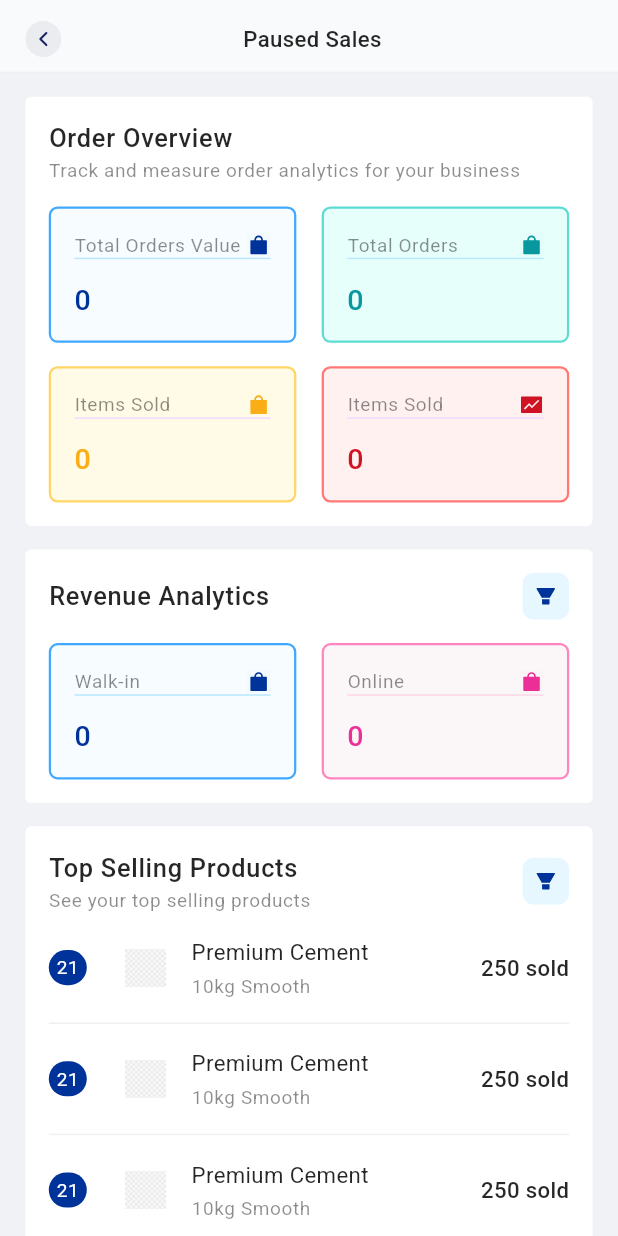
After one commit to sbscphp/builderskonect-pos-mobile, a Flutter app: the OrderAnalyticsScreen screen opened by its route, on a phone screen of 412 x 824 dp. The commit adds this screen. Run offline on Flutter 3.47's test engine with Material 3 defaults, Android fonts, the phone set to English and light mode, and no system bars; drawn by our look-alikes of cached_network_image, skeletonizer; our stand-ins replace another_flushbar, currency_text_input_formatter, dio, file_picker, flutter_dotenv, flutter_riverpod and 11 more; accounts and stored records are empty; network calls fail; statements that could not run were skipped.

Commit message:
feat(sales): add order analytics screen with stats and product listing
- Implement new order analytics screen with overview stats cards
- Add revenue analytics section with walk-in/online stats
- Include top selling products list with ranking
- Add new color scheme entries for analytics UI
- Update routes and exports for new screen

```diff
--- a/lib/core/routes/app_router.dart
+++ b/lib/core/routes/app_router.dart
@@ -264,6 +264,12 @@ class AppRouter {
           settings,
         );
 
+      case RoutePath.orderAnalyticsScreen:
+        return TransitionUtils.buildTransition(
+          const OrderAnalyticsScreen(),
+          settings,
+        );
+
       // Returns
       case RoutePath.returnRefundScreen:
         return TransitionUtils.buildTransition(
--- a/lib/core/routes/route_path.dart
+++ b/lib/core/routes/route_path.dart
@@ -50,6 +50,7 @@ class RoutePath {
   // sales
   static const newSalesScreen = '/newSalesScreen';
   static const pausedSalesScreen = '/pausedSalesScreen';
+  static const orderAnalyticsScreen = '/orderAnalyticsScreen';
 
   // Returns
   static const returnRefundScreen = '/returnRefundScreen';
--- a/lib/core/themes/app_colors.dart
+++ b/lib/core/themes/app_colors.dart
@@ -71,6 +71,13 @@ class AppColors {
   static const magenta2 = Color(0xFFFFD6E7);
   static const magentaF8 = Color(0xFFFBF6F8);
 
+  static const dust1 = Color(0xFFFFF1F0);
+  static const dust4 = Color(0xFFFF7875);
+
+  static const cyan1 = Color(0xFFE6FFFB);
+  static const cyan4 = Color(0xFF5CDBD3);
+  static const cyan7 = Color(0xFF08979C);
+
   static const green7 = Color(0xFF389E0D);
   static const green4 = Color(0xFF95DE64);
   static const greenED = Color(0xFFF6FFED);
--- a/lib/ui/components/pos/filter_header.dart
+++ b/lib/ui/components/pos/filter_header.dart
@@ -4,14 +4,14 @@ class FilterHeader extends StatelessWidget {
   const FilterHeader({
     super.key,
     required this.title,
-    required this.subTitle,
+    this.subTitle,
     this.svgIcon,
     this.trailingWidget,
     this.onFilter,
   });
 
   final String title;
-  final String subTitle;
+  final String? subTitle;
   final String? svgIcon;
   final Widget? trailingWidget;
   final Function()? onFilter;
@@ -27,12 +27,13 @@ class FilterHeader extends StatelessWidget {
             crossAxisAlignment: CrossAxisAlignment.start,
             children: [
               Text(title, style: textTheme.text16?.medium),
-              Text(
-                subTitle,
-                style: textTheme.text12?.copyWith(
-                  color: colorScheme.black45,
+              if (subTitle != null)
+                Text(
+                  subTitle!,
+                  style: textTheme.text12?.copyWith(
+                    color: colorScheme.black45,
+                  ),
                 ),
-              ),
             ],
           ),
         ),
--- /dev/null
+++ b/lib/ui/screens/sales/order_analytics_screen.dart
@@ -0,0 +1,259 @@
+import 'package:builders_konnect/core/core.dart';
+import 'package:builders_konnect/ui/components/components.dart';
+
+class OrderAnalyticsScreen extends ConsumerStatefulWidget {
+  const OrderAnalyticsScreen({super.key});
+
+  @override
+  ConsumerState<OrderAnalyticsScreen> createState() =>
+      _OrderAnalyticsScreenState();
+}
+
+class _OrderAnalyticsScreenState extends ConsumerState<OrderAnalyticsScreen> {
+  final searchC = TextEditingController();
+
+  @override
+  void dispose() {
+    searchC.dispose();
+    super.dispose();
+  }
+
+  @override
+  Widget build(BuildContext context) {
+    final textTheme = Theme.of(context).textTheme;
+    final colorScheme = Theme.of(context).colorScheme;
+    return Scaffold(
+      appBar: CustomAppbar(
+        title: "Paused Sales",
+      ),
+      body: ListView(
+        padding: EdgeInsets.only(
+          left: Sizer.width(16),
+          right: Sizer.width(16),
+          bottom: Sizer.height(50),
+        ),
+        children: [
+          YBox(16),
+          Container(
+            padding: EdgeInsets.all(Sizer.radius(16)),
+            decoration: BoxDecoration(
+              color: colorScheme.white,
+              borderRadius: BorderRadius.circular(Sizer.radius(4)),
+            ),
+            child: Column(
+              crossAxisAlignment: CrossAxisAlignment.start,
+              children: [
+                FilterHeader(
+                  title: "Order Overview",
+                  subTitle:
+                      "Track and measure order analytics for your business",
+                ),
+                YBox(16),
+                Column(
+                  children: [
+                    Row(
+                      children: [
+                        Expanded(
+                          child: StatCard(
+                            title: "Total Orders Value",
+                            value: "0",
+                            bgColor: AppColors.blueFF,
+                            borderColor: AppColors.blue5,
+                            amountColor: AppColors.primaryBlue,
+                            onTap: () {},
+                          ),
+                        ),
+                        XBox(16),
+                        Expanded(
+                          child: StatCard(
+                            title: "Total Orders",
+                            value: "0",
+                            bgColor: AppColors.cyan1,
+                            borderColor: AppColors.cyan4,
+                            amountColor: AppColors.cyan7,
+                            onTap: () {},
+                          ),
+                        ),
+                      ],
+                    ),
+                    YBox(16),
+                    Row(
+                      children: [
+                        Expanded(
+                          child: StatCard(
+                            title: "Items Sold",
+                            value: "0",
+                            borderButtomColor: AppColors.purple2,
+                            bgColor: AppColors.yellowE6,
+                            borderColor: AppColors.yellow4,
+                            amountColor: AppColors.yellow6,
+                            onTap: () {},
+                          ),
+                        ),
+                        XBox(16),
+                        Expanded(
+                          child: StatCard(
+                            title: "Items Sold",
+                            value: "0",
+                            bgColor: AppColors.dust1,
+                            borderColor: AppColors.dust4,
+                            borderButtomColor: AppColors.purple2,
+                            amountColor: AppColors.red22,
+                            iconPath: AppSvgs.chart,
+                            onTap: () {},
+                          ),
+                        ),
+                      ],
+                    ),
+                  ],
+                ),
+              ],
+            ),
+          ),
+          YBox(16),
+          Container(
+            padding: EdgeInsets.all(Sizer.radius(16)),
+            decoration: BoxDecoration(
+              color: colorScheme.white,
+              borderRadius: BorderRadius.circular(Sizer.radius(4)),
+            ),
+            child: Column(
+              crossAxisAlignment: CrossAxisAlignment.start,
+              children: [
+                FilterHeader(
+                  title: "Revenue Analytics",
+                  onFilter: () {},
+                ),
+                YBox(16),
+                Column(
+                  children: [
+                    Row(
+                      children: [
+                        Expanded(
+                          child: StatCard(
+                            title: "Walk-in",
+                            value: "0",
+                            bgColor: AppColors.blueFF,
+                            borderColor: AppColors.blue5,
+                            amountColor: AppColors.primaryBlue,
+                            onTap: () {},
+                          ),
+                        ),
+                        XBox(16),
+                        Expanded(
+                          child: StatCard(
+                            title: "Online",
+                            value: "0",
+                            bgColor: AppColors.magentaF8,
+                            borderColor: AppColors.magenta4,
+                            borderButtomColor: AppColors.magenta2,
+                            amountColor: AppColors.magenta6,
+                            onTap: () {},
+                          ),
+                        ),
+                      ],
+                    ),
+                  ],
+                ),
+              ],
+            ),
+          ),
+          YBox(16),
+          Container(
+            padding: EdgeInsets.all(Sizer.radius(16)),
+            decoration: BoxDecoration(
+              color: colorScheme.white,
+              borderRadius: BorderRadius.circular(Sizer.radius(4)),
+            ),
+            child: Column(
+              crossAxisAlignment: CrossAxisAlignment.start,
+              children: [
+                FilterHeader(
+                  title: "Top Selling Products",
+                  subTitle: "See your top selling products",
+                  onFilter: () {},
+                ),
+                YBox(16),
+                ListView.separated(
+                  shrinkWrap: true,
+                  physics: const NeverScrollableScrollPhysics(),
+                  itemCount: 5,
+                  separatorBuilder: (_, __) => HDivider(),
+                  itemBuilder: (ctx, i) {
+                    return Row(
+                      children: [
+                        Container(
+                          height: Sizer.height(24),
+                          width: Sizer.width(24),
+                          decoration: BoxDecoration(
+                            color: colorScheme.primaryColor,
+                            borderRadius: BorderRadius.circular(
+                              Sizer.radius(30),
+                            ),
+                          ),
+                          child: Center(
+                            child: Text(
+                              "21",
+                              style: textTheme.text12?.copyWith(
+                                color: colorScheme.white,
+                              ),
+                            ),
+                          ),
+                        ),
+                        XBox(24),
+                        Expanded(
+                          child: Row(
+                            children: [
+                              Expanded(
+                                child: Row(
+                                  children: [
+                                    SizedBox(
+                                      width: Sizer.width(26),
+                                      height: Sizer.height(26),
+                                      child: MyCachedNetworkImage(
+                                        imageUrl: AppUtils.dummyImage,
+                                        fit: BoxFit.cover,
+                                      ),
+                                    ),
+                                    XBox(16),
+                                    Expanded(
+                                      child: Column(
+                                        crossAxisAlignment:
+                                            CrossAxisAlignment.start,
+                                        children: [
+                                          Text(
+                                            "Premium Cement",
+                                            style: textTheme.text14,
+                                          ),
+                                          YBox(4),
+                                          Text(
+                                            '10kg Smooth',
+                                            style: textTheme.text12?.copyWith(
+                                              color: colorScheme.black45,
+                                            ),
+                                          ),
+                                        ],
+                                      ),
+                                    ),
+                                  ],
+                                ),
+                              ),
+                              Text(
+                                "250 sold",
+                                style: textTheme.text14?.medium,
+                              ),
+                            ],
+                          ),
+                        ),
+                      ],
+                    );
+                  },
+                ),
+              ],
+            ),
+          ),
+        ],
+      ),
+    );
+  }
+}
--- a/lib/ui/screens/sales/sales.dart
+++ b/lib/ui/screens/sales/sales.dart
@@ -1,3 +1,4 @@
 export 'new_sales_screen.dart';
+export 'order_analytics_screen.dart';
 export 'paused_sales_screen.dart';
 export 'sales_screen.dart';
--- a/lib/ui/screens/sales/sales_screen.dart
+++ b/lib/ui/screens/sales/sales_screen.dart
@@ -110,7 +110,8 @@ class _SalesScreenState extends ConsumerState<SalesScreen>
                       // Navigator.pushNamed(context, RoutePath.offlineSalesScreen);
                       break;
                     case 'order_analytics':
-                      // Navigator.pushNamed(context, RoutePath.orderAnalyticsScreen);
+                      Navigator.pushNamed(
+                          context, RoutePath.orderAnalyticsScreen);
                       break;
                     default:
                       break;
```
